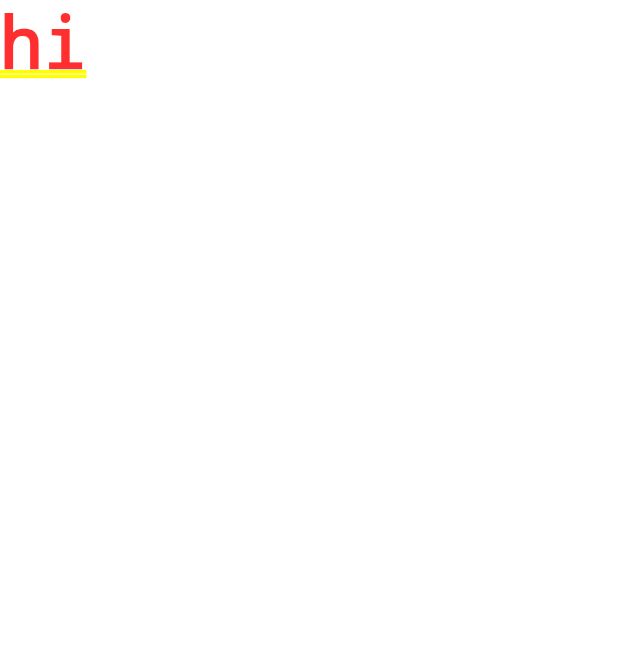
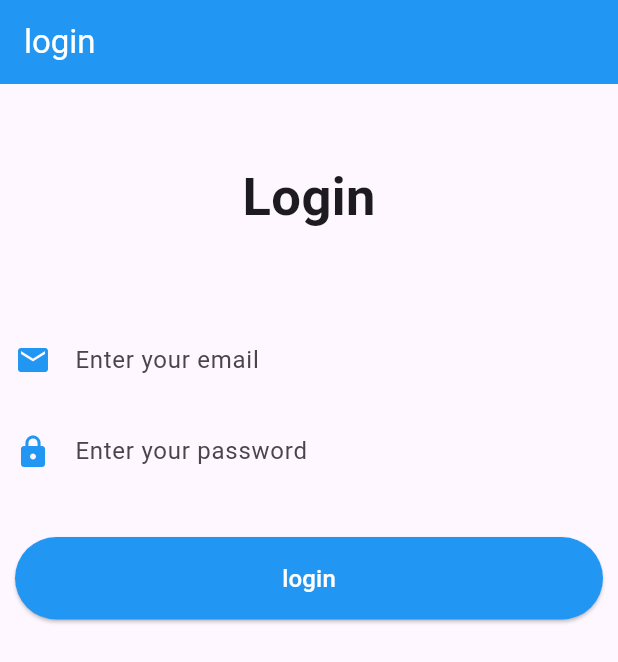
Before and after one commit to chihabMe/dam-l3-s1-travel-app, a Flutter app: the screen it shows after launch, on a phone screen of 412 x 824 dp. Shown: the top 662 px of the screen. Run offline on Flutter 3.47's test engine with Material 3 defaults, Android fonts, the phone set to English and light mode, and no system bars; our stand-ins replace get.

Commit message:
added a basic routing

```diff
--- a/app/lib/main.dart
+++ b/app/lib/main.dart
@@ -1,3 +1,6 @@
+import 'package:app/screens/auth/login.screen.dart';
+import 'package:app/screens/auth/register.screen.dart';
+import 'package:app/screens/home/home.screen.dart';
 import 'package:flutter/material.dart';
 
 void main() {
@@ -9,7 +12,12 @@ class MyApp extends StatelessWidget {
   Widget build(BuildContext) {
     return MaterialApp(
       title: "myapp",
-      home: Text("hi"),
+      home: LoginScreen(),
+      initialRoute: "/",
+      routes: {
+        "/home": (ctx) => HomeScreen(),
+        "/register": (ctx) => RegisterScreen()
+      },
     );
   }
 }
--- /dev/null
+++ b/app/lib/screens/auth/login.screen.dart
@@ -0,0 +1,58 @@
+import 'package:app/widgets/ui/button.widget.dart';
+import 'package:app/widgets/ui/inpu.widget.dart';
+import 'package:flutter/material.dart';
+
+class LoginScreen extends StatefulWidget {
+  LoginScreenState createState() => LoginScreenState();
+}
+
+class LoginScreenState extends State<LoginScreen> {
+  bool loading = false;
+  TextEditingController _email = TextEditingController();
+  TextEditingController _password = TextEditingController();
+  void handleLogin() {
+    print(_email.text);
+    print(_password.text);
+  }
+
+  @override
+  Widget build(BuildContext ctx) {
+    return Scaffold(
+      appBar: AppBar(
+        title: Text("login", style: TextStyle(color: Colors.white)),
+        backgroundColor: Colors.blue,
+      ),
+      body: Container(
+          child: Padding(
+        padding: const EdgeInsets.only(top: 50, left: 10, right: 10),
+        child: Column(
+          children: [
+            Text("Login",
+                style: TextStyle(fontWeight: FontWeight.bold, fontSize: 35)),
+            SizedBox(height: 60),
+            InputWidget(
+              controller: _email,
+              hintText: "Enter your email",
+              icon: Icons.email,
+            ),
+            SizedBox(height: 13),
+            InputWidget(
+                controller: _password,
+                hintText: "Enter your password",
+                icon: Icons.lock,
+                obscure: true),
+            SizedBox(height: 33),
+            ButtonWidget(
+                text: "login",
+                onPress: () {
+                  handleLogin();
+                  Navigator.pop(ctx);
+                  Navigator.pushNamed(ctx, "/register");
+                },
+                loading: loading)
+          ],
+        ),
+      )),
+    );
+  }
+}
--- /dev/null
+++ b/app/lib/widgets/ui/button.widget.dart
@@ -0,0 +1,25 @@
+import 'package:flutter/material.dart';
+import 'package:get/utils.dart';
+
+class ButtonWidget extends StatelessWidget {
+  late String text;
+  late Function()? onPress;
+  late bool loading;
+  ButtonWidget({required this.text, this.onPress, this.loading = false}) {}
+  @override
+  Widget build(BuildContext context) {
+    return SizedBox(
+      width: double.infinity,
+      height: 55,
+      child: ElevatedButton(
+        onPressed: this.onPress,
+        child: Text(this.text,
+            style: TextStyle(color: Colors.white, fontSize: 16)),
+        style: ButtonStyle(
+            elevation: MaterialStateProperty.all(1),
+            backgroundColor:
+                MaterialStateColor.resolveWith((states) => Colors.blue)),
+      ),
+    );
+  }
+}
--- /dev/null
+++ b/app/lib/widgets/ui/inpu.widget.dart
@@ -0,0 +1,31 @@
+import 'package:flutter/material.dart';
+
+class InputWidget extends StatelessWidget {
+  late String hintText;
+  late TextEditingController controller;
+  late bool obscure;
+  late IconData icon;
+  InputWidget(
+      {required TextEditingController controller,
+      required String hintText,
+      bool obscure = false,
+      required IconData icon}) {
+    this.hintText = hintText;
+    this.controller = controller;
+    this.obscure = obscure;
+    this.icon = icon;
+  }
+  @override
+  Widget build(BuildContext context) {
+    return TextField(
+        controller: this.controller,
+        obscureText: this.obscure,
+        decoration: InputDecoration(
+          hintText: this.hintText,
+          icon: Icon(this.icon, color: Colors.blue),
+          border: UnderlineInputBorder(
+              borderRadius: BorderRadius.circular(10),
+              borderSide: BorderSide.none),
+        ));
+  }
+}
```
Also changed, not shown: app/lib/screens/auth/register.screen.dart (added, +72 -0 lines), app/lib/screens/home/home.screen.dart (added, +8 -0 lines), 1 other file.
